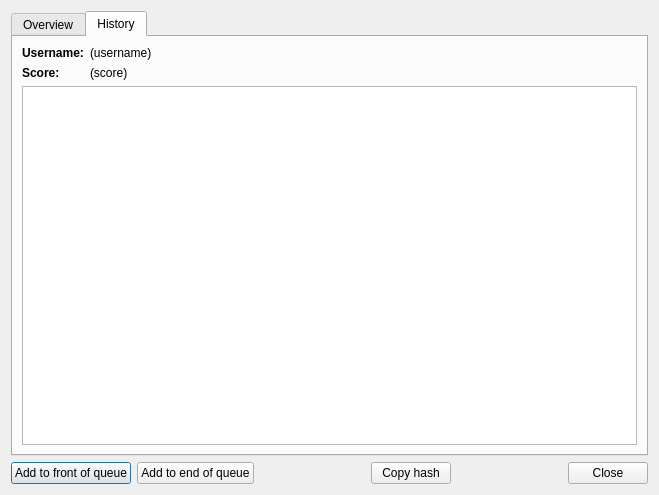
Before: the Qt Designer form src/gui-remote/trackinfodialog.ui in hyperquantum/PMP, drawn with Qt 5.
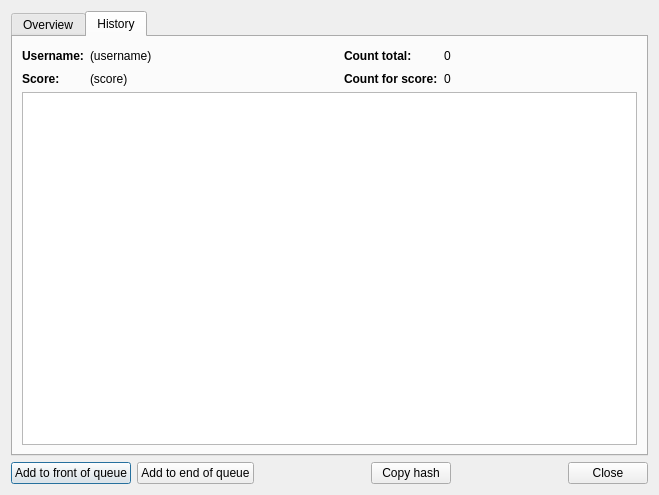
After: the same form once the commit is applied. The open tabs and pages were chosen to show the change.

Commit message: Add "count total" and "count for score".

What changed in the file:
```diff
--- a/src/gui-remote/trackinfodialog.ui
+++ b/src/gui-remote/trackinfodialog.ui
@@ -251,7 +251,20 @@
       </attribute>
       <layout class="QVBoxLayout" name="verticalLayout_3">
        <item>
-        <layout class="QFormLayout" name="formLayout_3">
+        <layout class="QGridLayout" name="gridLayout">
+         <item row="0" column="5">
+          <spacer name="horizontalSpacer_3">
+           <property name="orientation">
+            <enum>Qt::Horizontal</enum>
+           </property>
+           <property name="sizeHint" stdset="0">
+            <size>
+             <width>40</width>
+             <height>20</height>
+            </size>
+           </property>
+          </spacer>
+         </item>
          <item row="0" column="0">
           <widget class="QLabel" name="usernameLabel2">
            <property name="styleSheet">
@@ -262,6 +275,51 @@
            </property>
           </widget>
          </item>
+         <item row="1" column="1">
+          <widget class="QLabel" name="scoreValueLabel2">
+           <property name="text">
+            <string>(score)</string>
+           </property>
+          </widget>
+         </item>
+         <item row="0" column="4">
+          <widget class="QLabel" name="countTotalValueLabel">
+           <property name="text">
+            <string>0</string>
+           </property>
+          </widget>
+         </item>
+         <item row="1" column="3">
+          <widget class="QLabel" name="countForScoreLabel">
+           <property name="font">
+            <font>
+             <bold>true</bold>
+            </font>
+           </property>
+           <property name="text">
+            <string>Count for score:</string>
+           </property>
+          </widget>
+         </item>
+         <item row="1" column="4">
+          <widget class="QLabel" name="countForScoreValueLabel">
+           <property name="text">
+            <string>0</string>
+           </property>
+          </widget>
+         </item>
+         <item row="0" column="3">
+          <widget class="QLabel" name="countTotalLabel">
+           <property name="font">
+            <font>
+             <bold>true</bold>
+            </font>
+           </property>
+           <property name="text">
+            <string>Count total:</string>
+           </property>
+          </widget>
+         </item>
          <item row="0" column="1">
           <widget class="QLabel" name="usernameValueLabel">
            <property name="text">
@@ -279,12 +337,18 @@
            </property>
           </widget>
          </item>
-         <item row="1" column="1">
-          <widget class="QLabel" name="scoreValueLabel2">
-           <property name="text">
-            <string>(score)</string>
+         <item row="0" column="2">
+          <spacer name="horizontalSpacer_4">
+           <property name="orientation">
+            <enum>Qt::Horizontal</enum>
            </property>
-          </widget>
+           <property name="sizeHint" stdset="0">
+            <size>
+             <width>40</width>
+             <height>20</height>
+            </size>
+           </property>
+          </spacer>
          </item>
         </layout>
        </item>
```
The commit also changes 3 other files.
